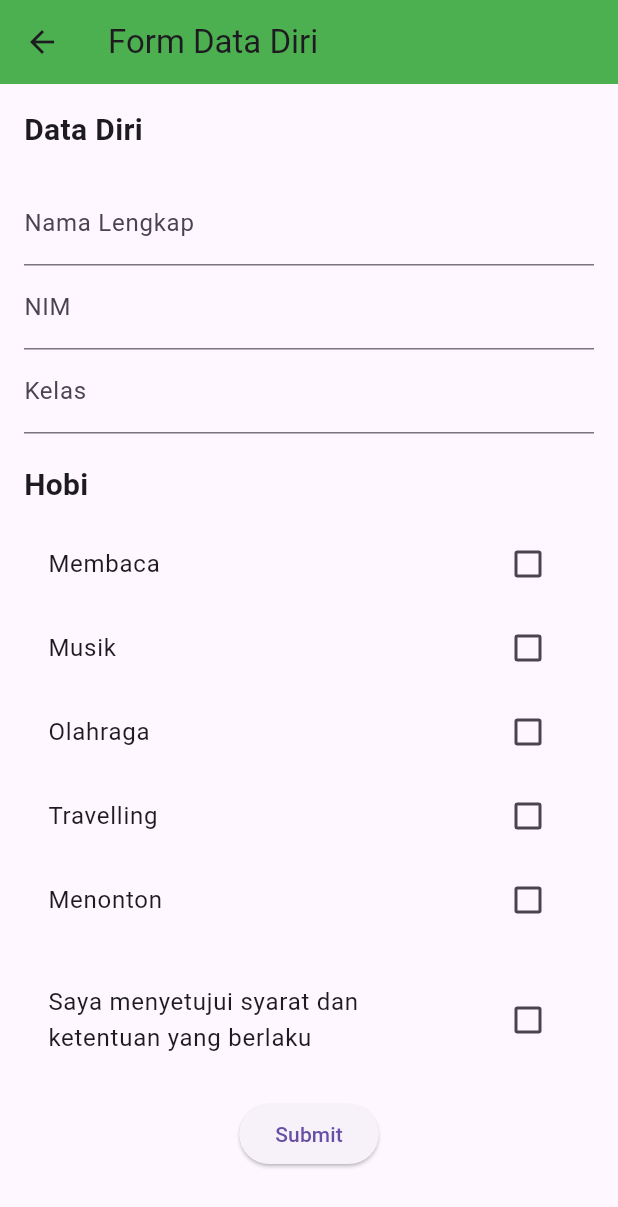
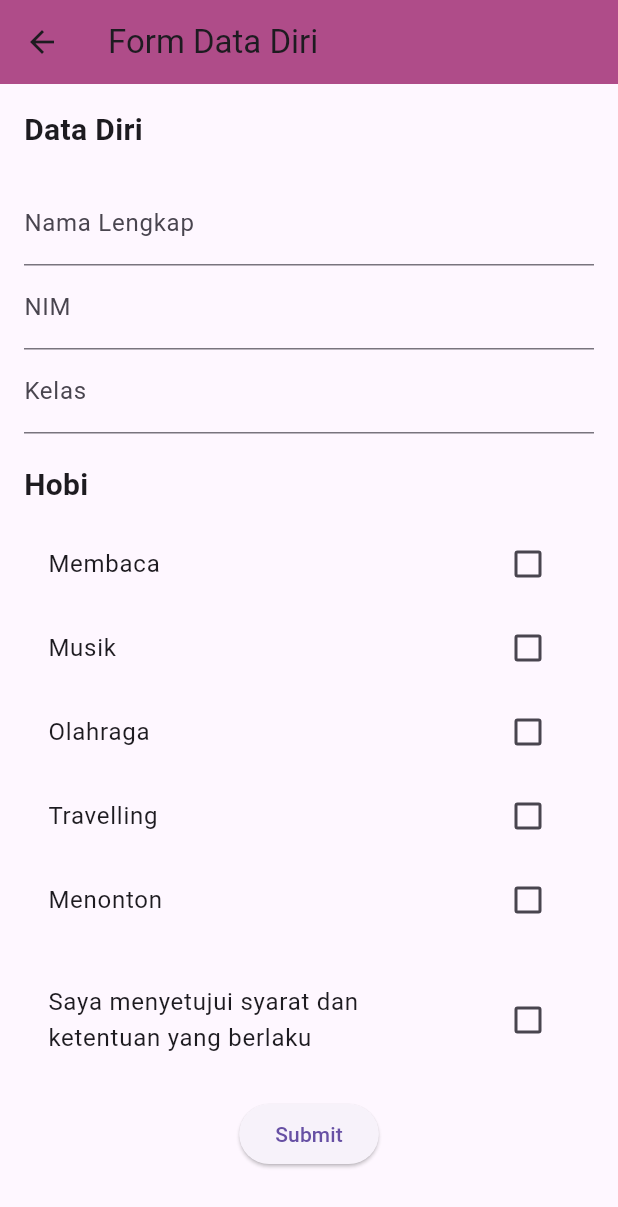
Before and after one commit to auraadiana22/MobileProgramming_p7, a Flutter app: the Pertemuan6Page screen opened directly, on a phone screen of 412 x 824 dp. Shown: the top 1207 px of the screen. Run offline on Flutter 3.47's test engine with Material 3 defaults, Android fonts, the phone set to English and light mode, and no system bars; our stand-ins replace salomon_bottom_bar.

Commit message:
modified: lib/pertemuan/pertemuan6.dart

```diff
--- a/lib/pertemuan/pertemuan6.dart
+++ b/lib/pertemuan/pertemuan6.dart
@@ -20,7 +20,7 @@ class _Pertemuan6PageState extends State<Pertemuan6Page> {
     return Scaffold(
       appBar: AppBar(
         title: const Text("Form Data Diri"),
-        backgroundColor: Colors.green,
+        backgroundColor: const Color.fromARGB(255, 175, 76, 137),
       ),
       body: SingleChildScrollView(
         // Wrap the body with SingleChildScrollView to prevent overflow
```
